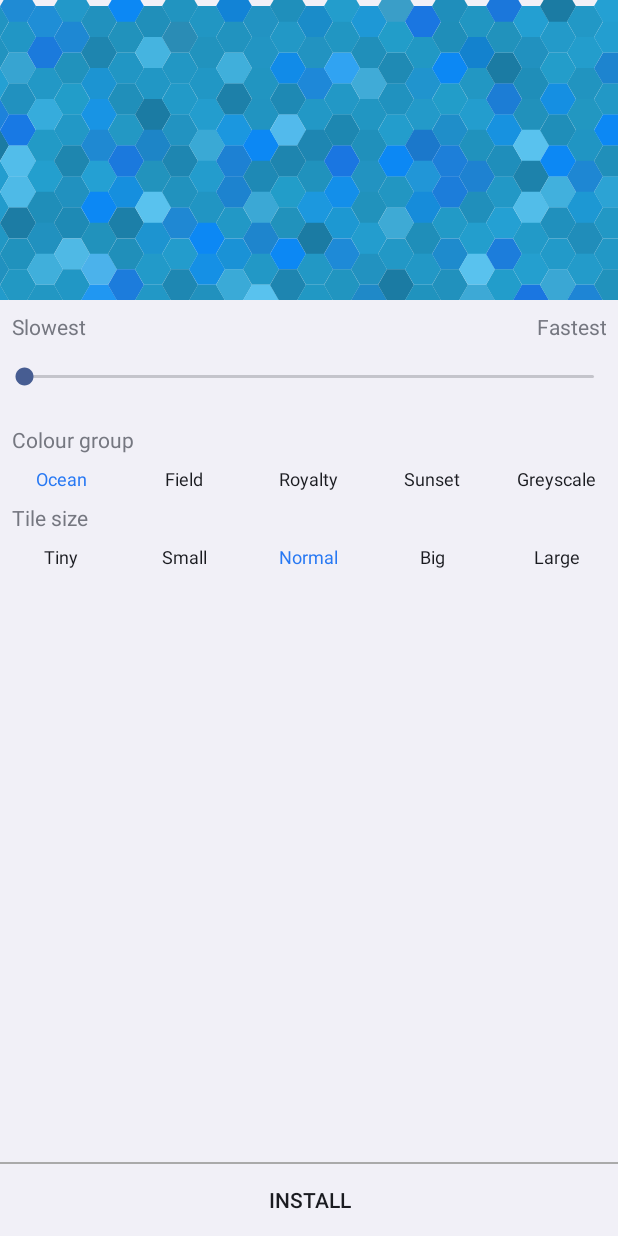
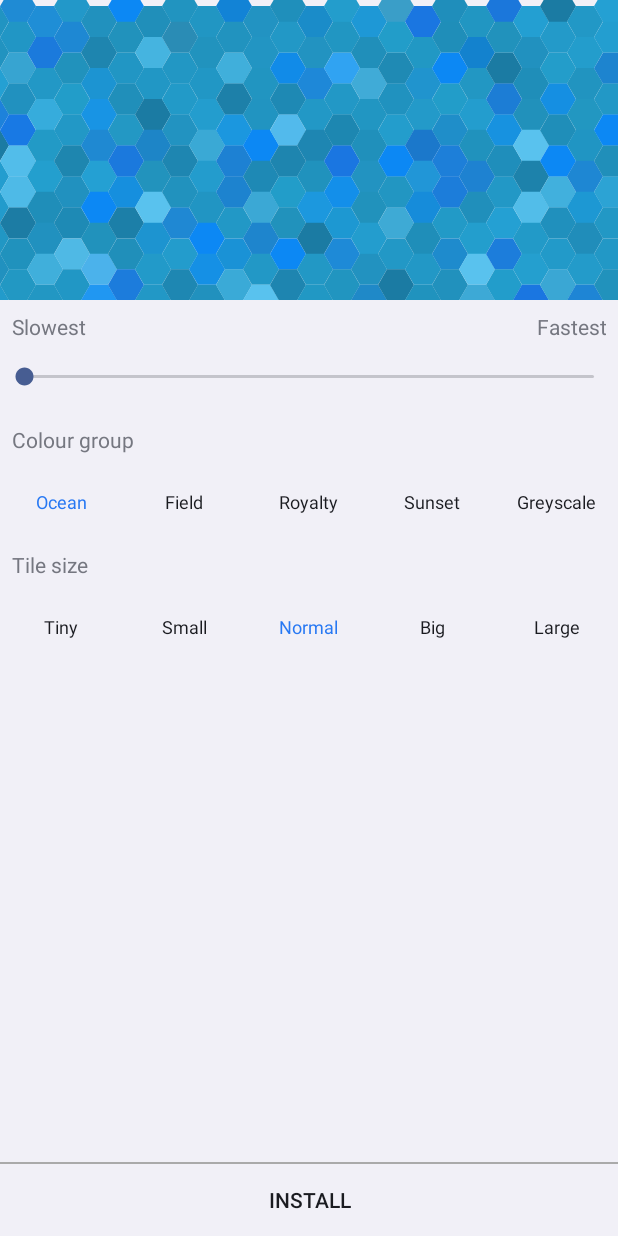
Before and after one commit to randauto/HexLiveWallpaper, an Android app: the screen it shows after launch (SettingsActivity), on a phone screen of 412 x 824 dp. Run offline under Robolectric (Android 15) with nearby library versions, the phone set to English and light mode, and no system bars.

Commit message:
Set correct button size

```diff
--- a/app/src/main/res/values/styles.xml
+++ b/app/src/main/res/values/styles.xml
@@ -14,6 +14,7 @@
         <item name="android:layout_margin">0dp</item>
         <item name="android:gravity">center</item>
         <item name="android:textSize">12sp</item>
+        <item name="android:minHeight">48dp</item>
     </style>
 
 </resources>
```
